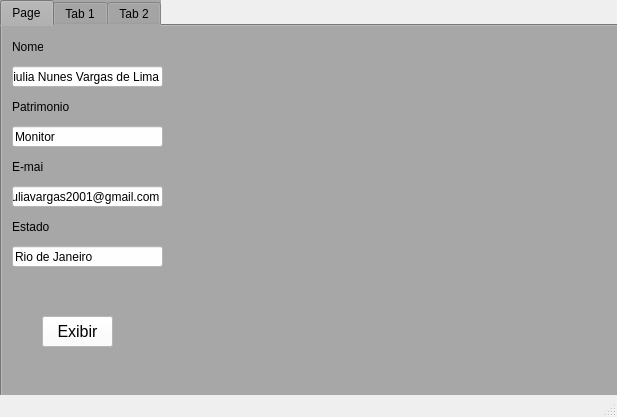
HenriqueCSSilva/appPyQt, file base.ui: the form before one commit.
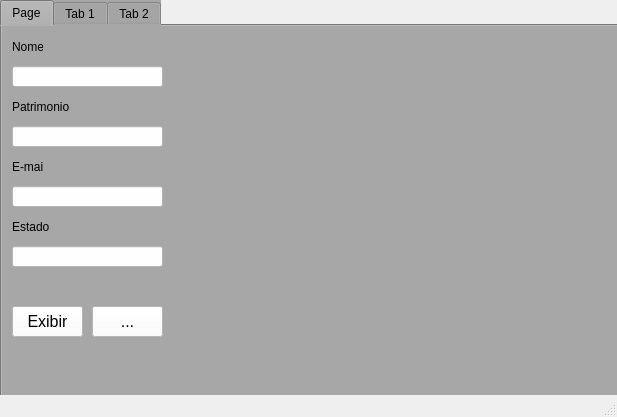
The form after the commit.

Patch:
```diff
--- a/base.ui
+++ b/base.ui
@@ -46,7 +46,7 @@
        <string notr="true">background-color:rgb(254, 254, 254);</string>
       </property>
       <property name="text">
-       <string>Giulia Nunes Vargas de Lima</string>
+       <string/>
       </property>
      </widget>
      <widget class="QLabel" name="label">
@@ -78,7 +78,7 @@
        <string notr="true">background-color:rgb(254, 254, 254);</string>
       </property>
       <property name="text">
-       <string>Rio de Janeiro</string>
+       <string/>
       </property>
      </widget>
      <widget class="QLineEdit" name="txt_patrimonio">
@@ -94,7 +94,7 @@
        <string notr="true">background-color:rgb(254, 254, 254);</string>
       </property>
       <property name="text">
-       <string>Monitor</string>
+       <string/>
       </property>
      </widget>
      <widget class="QLineEdit" name="txt_email">
@@ -110,7 +110,7 @@
        <string notr="true">background-color:rgb(254, 254, 254);</string>
       </property>
       <property name="text">
-       <string>giuliavargas2001@gmail.com</string>
+       <string/>
       </property>
      </widget>
      <widget class="QLabel" name="label_2">
@@ -164,8 +164,8 @@
      <widget class="QPushButton" name="Btn_botao1_2">
       <property name="geometry">
        <rect>
-        <x>40</x>
-        <y>290</y>
+        <x>10</x>
+        <y>280</y>
         <width>71</width>
         <height>31</height>
        </rect>
@@ -180,6 +180,25 @@
        <string>Exibir</string>
       </property>
      </widget>
+     <widget class="QPushButton" name="Btn_botao1_3">
+      <property name="geometry">
+       <rect>
+        <x>90</x>
+        <y>280</y>
+        <width>71</width>
+        <height>31</height>
+       </rect>
+      </property>
+      <property name="styleSheet">
+       <string notr="true">background-color:rgb(255, 255, 255);
+
+font-famiy:&quot;Small Fonts&quot;;
+font-size: 12pt</string>
+      </property>
+      <property name="text">
+       <string>...</string>
+      </property>
+     </widget>
     </widget>
     <widget class="QWidget" name="tab_3">
      <attribute name="title">
```
